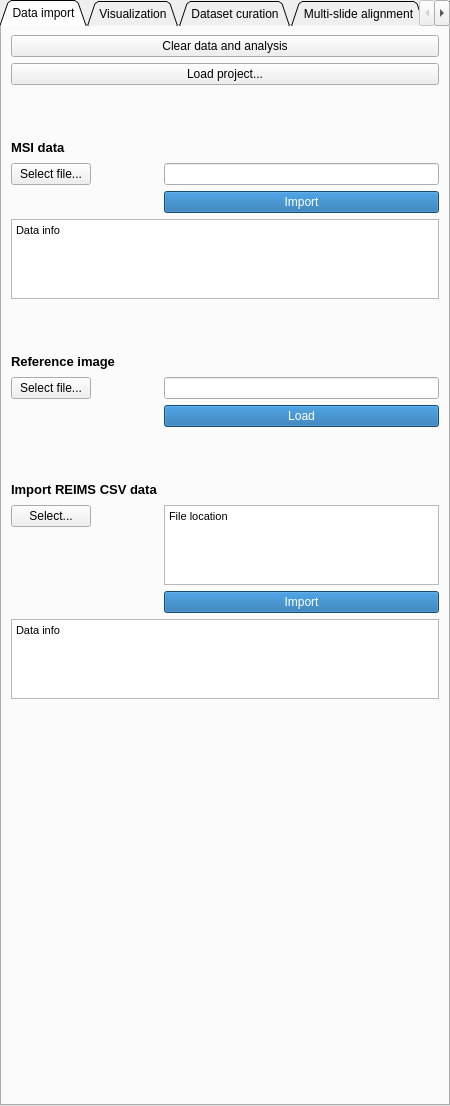
jamzad/SlicerMassVision, file MassVision/Resources/UI/MassVision.ui: the form before one commit.
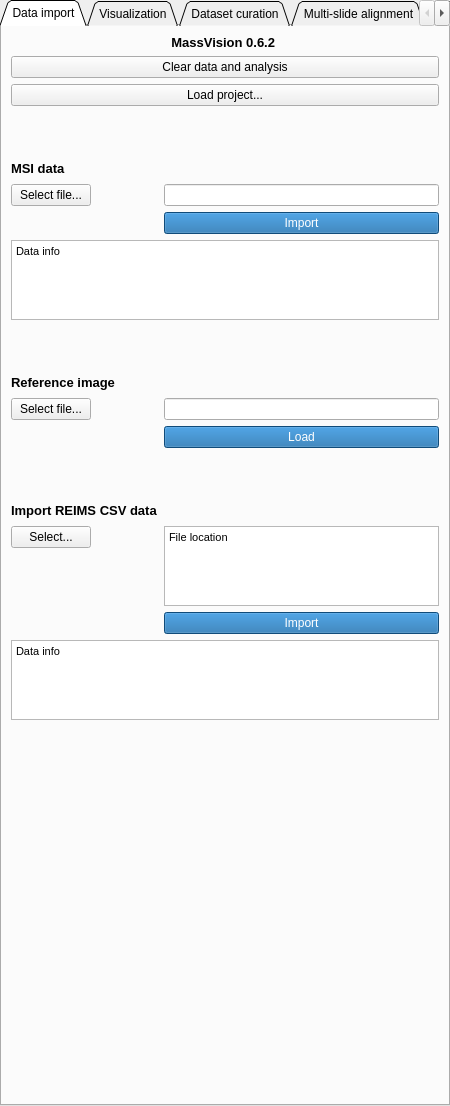
The form after the commit. The open tabs and pages were chosen to show the change.

Diff of the .ui file:
```diff
--- a/MassVision/Resources/UI/MassVision.ui
+++ b/MassVision/Resources/UI/MassVision.ui
@@ -43,21 +43,57 @@
    </attribute>
    <layout class="QFormLayout" name="formLayout_8">
     <item row="0" column="0" colspan="2">
+     <widget class="QLabel" name="label_55">
+      <property name="font">
+       <font>
+        <pointsize>10</pointsize>
+        <weight>75</weight>
+        <bold>true</bold>
+       </font>
+      </property>
+      <property name="styleSheet">
+       <string notr="true"/>
+      </property>
+      <property name="text">
+       <string>MassVision 0.6.2 </string>
+      </property>
+      <property name="alignment">
+       <set>Qt::AlignCenter</set>
+      </property>
+     </widget>
+    </item>
+    <item row="1" column="0" colspan="2">
      <widget class="QPushButton" name="clearReloadPush">
       <property name="text">
        <string>Clear data and analysis</string>
       </property>
      </widget>
     </item>
-    <item row="1" column="0" colspan="2">
+    <item row="2" column="0" colspan="2">
      <widget class="QPushButton" name="loadScenePush">
       <property name="text">
        <string>Load project...</string>
       </property>
      </widget>
     </item>
-    <item row="4" column="0">
-     <widget class="QLabel" name="label_55">
+    <item row="3" column="0" colspan="2">
+     <spacer name="verticalSpacer_16">
+      <property name="orientation">
+       <enum>Qt::Vertical</enum>
+      </property>
+      <property name="sizeType">
+       <enum>QSizePolicy::Fixed</enum>
+      </property>
+      <property name="sizeHint" stdset="0">
+       <size>
+        <width>20</width>
+        <height>40</height>
+       </size>
+      </property>
+     </spacer>
+    </item>
+    <item row="5" column="0">
+     <widget class="QLabel" name="label_64">
       <property name="font">
        <font>
         <pointsize>10</pointsize>
@@ -73,7 +109,7 @@
       </property>
      </widget>
     </item>
-    <item row="4" column="1">
+    <item row="5" column="1">
      <spacer name="horizontalSpacer_24">
       <property name="orientation">
        <enum>Qt::Horizontal</enum>
@@ -86,21 +122,21 @@
       </property>
      </spacer>
     </item>
-    <item row="5" column="0">
+    <item row="6" column="0">
      <widget class="QPushButton" name="textFileSelect">
       <property name="text">
        <string>Select file...</string>
       </property>
      </widget>
     </item>
-    <item row="5" column="1">
-     <widget class="QLineEdit" name="ImportlineEdit">
-      <property name="readOnly">
-       <bool>true</bool>
-      </property>
-     </widget>
-    </item>
     <item row="6" column="1">
+     <widget class="QLineEdit" name="ImportlineEdit">
+      <property name="readOnly">
+       <bool>true</bool>
+      </property>
+     </widget>
+    </item>
+    <item row="7" column="1">
      <widget class="QPushButton" name="textFileLoad">
       <property name="styleSheet">
        <string notr="true">background-color: #1769aa;
@@ -120,24 +156,24 @@
       </property>
      </widget>
     </item>
-    <item row="7" column="0" colspan="2">
-     <widget class="QTextBrowser" name="dataInformation">
-      <property name="maximumSize">
-       <size>
-        <width>16777215</width>
-        <height>80</height>
-       </size>
-      </property>
-      <property name="html">
-       <string>&lt;!DOCTYPE HTML PUBLIC &quot;-//W3C//DTD HTML 4.0//EN&quot; &quot;http://www.w3.org/TR/REC-html40/strict.dtd&quot;&gt;
-&lt;html&gt;&lt;head&gt;&lt;meta name=&quot;qrichtext&quot; content=&quot;1&quot; /&gt;&lt;style type=&quot;text/css&quot;&gt;
-p, li { white-space: pre-wrap; }
-&lt;/style&gt;&lt;/head&gt;&lt;body style=&quot; font-family:'MS Shell Dlg 2'; font-size:8.25pt; font-weight:400; font-style:normal;&quot;&gt;
-&lt;p style=&quot; margin-top:0px; margin-bottom:0px; margin-left:0px; margin-right:0px; -qt-block-indent:0; text-indent:0px;&quot;&gt;Data info&lt;/p&gt;&lt;/body&gt;&lt;/html&gt;</string>
-      </property>
-     </widget>
-    </item>
     <item row="8" column="0" colspan="2">
+     <widget class="QTextBrowser" name="dataInformation">
+      <property name="maximumSize">
+       <size>
+        <width>16777215</width>
+        <height>80</height>
+       </size>
+      </property>
+      <property name="html">
+       <string>&lt;!DOCTYPE HTML PUBLIC &quot;-//W3C//DTD HTML 4.0//EN&quot; &quot;http://www.w3.org/TR/REC-html40/strict.dtd&quot;&gt;
+&lt;html&gt;&lt;head&gt;&lt;meta name=&quot;qrichtext&quot; content=&quot;1&quot; /&gt;&lt;style type=&quot;text/css&quot;&gt;
+p, li { white-space: pre-wrap; }
+&lt;/style&gt;&lt;/head&gt;&lt;body style=&quot; font-family:'MS Shell Dlg 2'; font-size:8.25pt; font-weight:400; font-style:normal;&quot;&gt;
+&lt;p style=&quot; margin-top:0px; margin-bottom:0px; margin-left:0px; margin-right:0px; -qt-block-indent:0; text-indent:0px;&quot;&gt;Data info&lt;/p&gt;&lt;/body&gt;&lt;/html&gt;</string>
+      </property>
+     </widget>
+    </item>
+    <item row="9" column="0" colspan="2">
      <spacer name="verticalSpacer_15">
       <property name="orientation">
        <enum>Qt::Vertical</enum>
@@ -153,7 +189,7 @@
       </property>
      </spacer>
     </item>
-    <item row="9" column="0">
+    <item row="10" column="0">
      <widget class="QLabel" name="label_61">
       <property name="font">
        <font>
@@ -170,7 +206,7 @@
       </property>
      </widget>
     </item>
-    <item row="9" column="1">
+    <item row="10" column="1">
      <spacer name="horizontalSpacer_5">
       <property name="orientation">
        <enum>Qt::Horizontal</enum>
@@ -183,21 +219,21 @@
       </property>
      </spacer>
     </item>
-    <item row="10" column="0">
+    <item row="11" column="0">
      <widget class="QPushButton" name="histoFileSelect">
       <property name="text">
        <string>Select file...</string>
       </property>
      </widget>
     </item>
-    <item row="10" column="1">
-     <widget class="QLineEdit" name="HistoLineEdit">
-      <property name="readOnly">
-       <bool>true</bool>
-      </property>
-     </widget>
-    </item>
     <item row="11" column="1">
+     <widget class="QLineEdit" name="HistoLineEdit">
+      <property name="readOnly">
+       <bool>true</bool>
+      </property>
+     </widget>
+    </item>
+    <item row="12" column="1">
      <widget class="QPushButton" name="loadHisto">
       <property name="styleSheet">
        <string notr="true">background-color: #1769aa;
@@ -208,7 +244,7 @@
       </property>
      </widget>
     </item>
-    <item row="12" column="0" colspan="2">
+    <item row="13" column="0" colspan="2">
      <spacer name="verticalSpacer_25">
       <property name="orientation">
        <enum>Qt::Vertical</enum>
@@ -224,7 +260,7 @@
       </property>
      </spacer>
     </item>
-    <item row="13" column="0">
+    <item row="14" column="0">
      <widget class="QLabel" name="label_REIMS">
       <property name="font">
        <font>
@@ -241,7 +277,7 @@
       </property>
      </widget>
     </item>
-    <item row="13" column="1">
+    <item row="14" column="1">
      <spacer name="horizontalSpacer_28">
       <property name="orientation">
        <enum>Qt::Horizontal</enum>
@@ -254,14 +290,14 @@
       </property>
      </spacer>
     </item>
-    <item row="14" column="0">
+    <item row="15" column="0">
      <widget class="QPushButton" name="REIMSFileSelect">
       <property name="text">
        <string>Select...</string>
       </property>
      </widget>
     </item>
-    <item row="14" column="1">
+    <item row="15" column="1">
      <widget class="QTextBrowser" name="filenameREIMSBrowser">
       <property name="maximumSize">
        <size>
@@ -281,7 +317,7 @@
       </property>
      </widget>
     </item>
-    <item row="15" column="1">
+    <item row="16" column="1">
      <widget class="QPushButton" name="REIMSFileLoad">
       <property name="styleSheet">
        <string notr="true">background-color: #1769aa;
@@ -292,24 +328,24 @@
       </property>
      </widget>
     </item>
-    <item row="16" column="0" colspan="2">
-     <widget class="QTextBrowser" name="REIMSInformation">
-      <property name="maximumSize">
-       <size>
-        <width>16777215</width>
-        <height>80</height>
-       </size>
-      </property>
-      <property name="html">
-       <string>&lt;!DOCTYPE HTML PUBLIC &quot;-//W3C//DTD HTML 4.0//EN&quot; &quot;http://www.w3.org/TR/REC-html40/strict.dtd&quot;&gt;
-&lt;html&gt;&lt;head&gt;&lt;meta name=&quot;qrichtext&quot; content=&quot;1&quot; /&gt;&lt;style type=&quot;text/css&quot;&gt;
-p, li { white-space: pre-wrap; }
-&lt;/style&gt;&lt;/head&gt;&lt;body style=&quot; font-family:'MS Shell Dlg 2'; font-size:8.25pt; font-weight:400; font-style:normal;&quot;&gt;
-&lt;p style=&quot; margin-top:0px; margin-bottom:0px; margin-left:0px; margin-right:0px; -qt-block-indent:0; text-indent:0px;&quot;&gt;Data info&lt;/p&gt;&lt;/body&gt;&lt;/html&gt;</string>
-      </property>
-     </widget>
-    </item>
     <item row="17" column="0" colspan="2">
+     <widget class="QTextBrowser" name="REIMSInformation">
+      <property name="maximumSize">
+       <size>
+        <width>16777215</width>
+        <height>80</height>
+       </size>
+      </property>
+      <property name="html">
+       <string>&lt;!DOCTYPE HTML PUBLIC &quot;-//W3C//DTD HTML 4.0//EN&quot; &quot;http://www.w3.org/TR/REC-html40/strict.dtd&quot;&gt;
+&lt;html&gt;&lt;head&gt;&lt;meta name=&quot;qrichtext&quot; content=&quot;1&quot; /&gt;&lt;style type=&quot;text/css&quot;&gt;
+p, li { white-space: pre-wrap; }
+&lt;/style&gt;&lt;/head&gt;&lt;body style=&quot; font-family:'MS Shell Dlg 2'; font-size:8.25pt; font-weight:400; font-style:normal;&quot;&gt;
+&lt;p style=&quot; margin-top:0px; margin-bottom:0px; margin-left:0px; margin-right:0px; -qt-block-indent:0; text-indent:0px;&quot;&gt;Data info&lt;/p&gt;&lt;/body&gt;&lt;/html&gt;</string>
+      </property>
+     </widget>
+    </item>
+    <item row="18" column="0" colspan="2">
      <spacer name="verticalSpacer_17">
       <property name="orientation">
        <enum>Qt::Vertical</enum>
@@ -322,22 +358,6 @@
       </property>
      </spacer>
     </item>
-    <item row="2" column="0" colspan="2">
-     <spacer name="verticalSpacer_16">
-      <property name="orientation">
-       <enum>Qt::Vertical</enum>
-      </property>
-      <property name="sizeType">
-       <enum>QSizePolicy::Fixed</enum>
-      </property>
-      <property name="sizeHint" stdset="0">
-       <size>
-        <width>20</width>
-        <height>40</height>
-       </size>
-      </property>
-     </spacer>
-    </item>
    </layout>
   </widget>
   <widget class="QWidget" name="tab_2">
```
Left out of the diff: 2 changed lines with no effect on the pictures.
